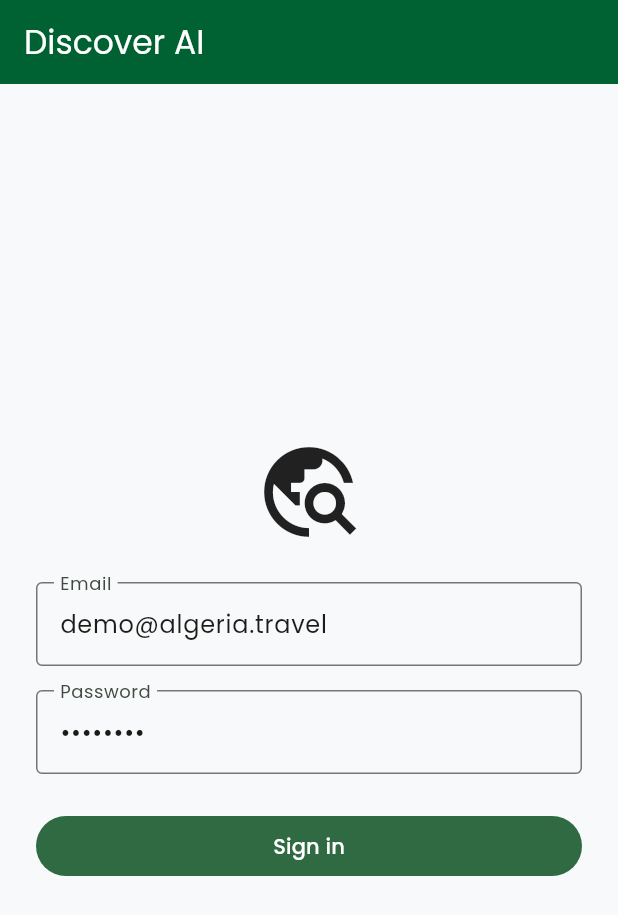
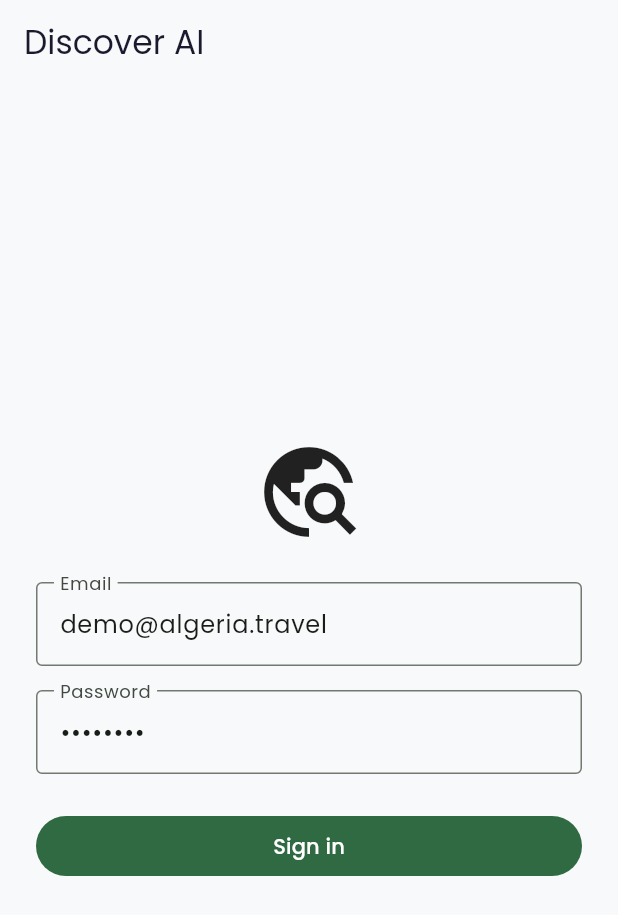
Before and after one commit to visiondcom-star/discover-ai-source-repo, a Flutter app: the screen it shows after launch, on a phone screen of 412 x 824 dp. Shown: the top 915 px of the screen. Run offline on Flutter 3.47's test engine with Material 3 defaults, Android fonts, the phone set to English and light mode, and no system bars; our stand-ins replace flutter_map, flutter_secure_storage, latlong2; accounts and stored records are empty.

Commit message:
style(theme): AppBar uses cream background/ink text instead of solid brand green
Matches the rest of the light theme (scaffold, cards) rather than
standing out as a solid-color band. Dark mode unaffected.

```diff
--- a/mobile/lib/theme/app_theme.dart
+++ b/mobile/lib/theme/app_theme.dart
@@ -67,9 +67,12 @@ class AppTheme {
       scaffoldBackgroundColor: brightness == Brightness.light
           ? AppColors.background
           : null,
-      appBarTheme: const AppBarTheme(
-        backgroundColor: seedColor,
-        foregroundColor: Colors.white,
+      appBarTheme: AppBarTheme(
+        backgroundColor: brightness == Brightness.light
+            ? AppColors.background
+            : null,
+        foregroundColor:
+            brightness == Brightness.light ? AppColors.ink : Colors.white,
         elevation: 0,
       ),
       cardTheme: const CardThemeData(
```
